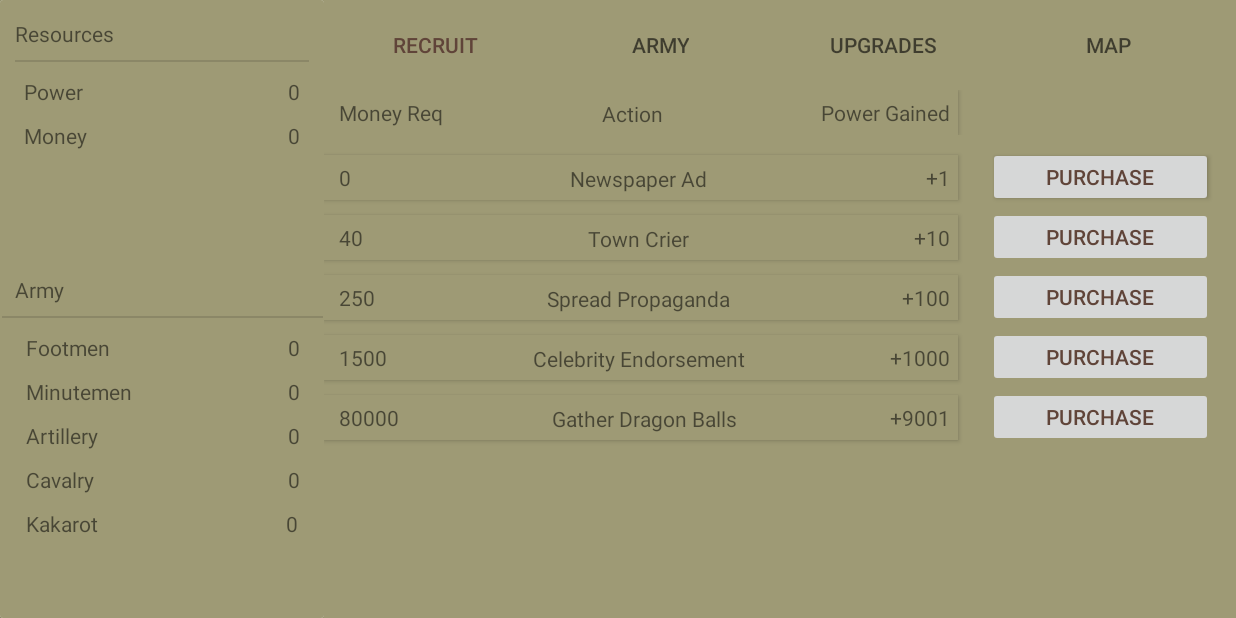
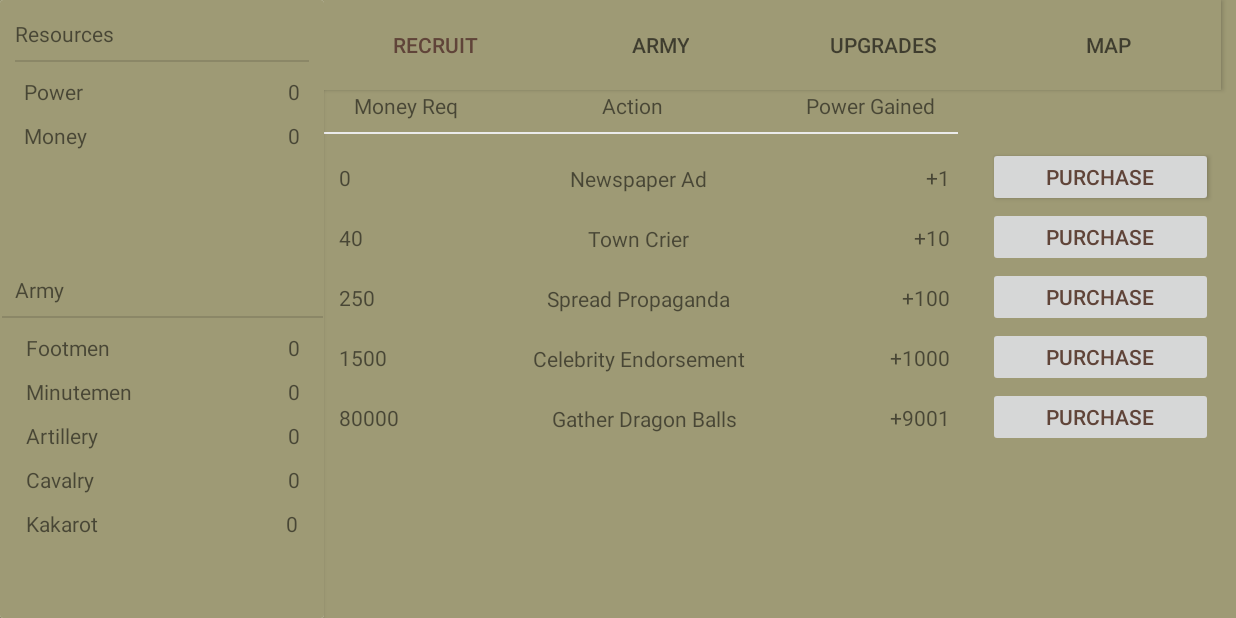
Before and after one commit to agjaeger/mobile-apps-final, an Android app: the screen it shows after launch (MainActivity), on a phone screen of 824 x 412 dp (held sideways). Run offline under Robolectric (Android 15) with nearby library versions, the light colour scheme and no system bars; libraries missing offline, so code that uses them is left out: com.snappydb; 6 statements that could not run were skipped.

Commit message:
Added border to bottom of headers

```diff
--- a/idlegame/app/src/main/java/com/ualr/idlegame/fragments/rows/ActionRowFragment.java
+++ b/idlegame/app/src/main/java/com/ualr/idlegame/fragments/rows/ActionRowFragment.java
@@ -8,6 +8,7 @@ import android.widget.Button;
 import android.widget.ProgressBar;
 import android.widget.TextView;
 
+import androidx.core.content.ContextCompat;
 import androidx.fragment.app.Fragment;
 
 import com.ualr.idlegame.R;
@@ -16,6 +17,8 @@ import com.ualr.idlegame.fragments.interfaces.OnProgressViewHolder;
 
 public class ActionRowFragment extends Fragment {
     private ActionRowFragmentViewHolder viewHolder;
+    private boolean bottomBorder = false;
+    private int topMargin = 0;
 
     @Override
     public View onCreateView(LayoutInflater inflater, ViewGroup container, Bundle savedInstanceState) {
@@ -31,6 +34,20 @@ public class ActionRowFragment extends Fragment {
         viewHolder.leftTextLabel.setText(getArguments().getString("leftLabel"));
         viewHolder.centerTextLabel.setText(getArguments().getString("centerLabel"));
         viewHolder.rightTextLabel.setText(getArguments().getString("rightLabel"));
+
+        if (bottomBorder) {
+            viewHolder.cardParent.setBackground(ContextCompat.getDrawable(getContext(), R.drawable.bottom_borderline));
+        }
+
+        viewHolder.cardParent.requestLayout();
+    }
+
+    public void setBottomBorder () {
+        if (viewHolder == null) {
+            bottomBorder = true;
+        } else {
+            viewHolder.cardParent.setBackground(ContextCompat.getDrawable(getContext(), R.drawable.bottom_borderline));
+        }
     }
 
     public String getLeftTextLabel () {
@@ -49,11 +66,14 @@ public class ActionRowFragment extends Fragment {
         public TextView leftTextLabel;
         public TextView centerTextLabel;
         public TextView rightTextLabel;
+        public View cardParent;
 
         public ActionRowFragmentViewHolder (View view) {
             leftTextLabel = view.findViewById(R.id.leftTextView);
             centerTextLabel = view.findViewById(R.id.centerTextView);
             rightTextLabel = view.findViewById(R.id.rightTextView);
+
+            cardParent = view.findViewById(R.id.cardParent);
         }
     }
 }
--- a/idlegame/app/src/main/java/com/ualr/idlegame/fragments/tabs/ArmyTabFragment.java
+++ b/idlegame/app/src/main/java/com/ualr/idlegame/fragments/tabs/ArmyTabFragment.java
@@ -180,6 +180,7 @@ public class ArmyTabFragment extends Fragment implements TabFragment {
 
             ActionRowFragment ahf = new ActionRowFragment();
             ahf.setArguments(bundle);
+            ahf.setBottomBorder();
 
             return ahf;
         }
--- a/idlegame/app/src/main/java/com/ualr/idlegame/fragments/tabs/MapTabFragment.java
+++ b/idlegame/app/src/main/java/com/ualr/idlegame/fragments/tabs/MapTabFragment.java
@@ -74,8 +74,10 @@ public class MapTabFragment extends Fragment implements TabFragment {
     }
 
     public void tryUnlockAll (int powerEarned) {
-        for (Map.Entry<String, NationCardViewHolder> nation : viewHolder.nations.entrySet()) {
-            unlockableNations.put(nation.getKey(), powerEarned > nation.getValue().cost);
+        if (viewHolder != null) {
+            for (Map.Entry<String, NationCardViewHolder> nation : viewHolder.nations.entrySet()) {
+                unlockableNations.put(nation.getKey(), powerEarned > nation.getValue().cost);
+            }
         }
     }
 
--- a/idlegame/app/src/main/java/com/ualr/idlegame/fragments/tabs/RecruitTabFragment.java
+++ b/idlegame/app/src/main/java/com/ualr/idlegame/fragments/tabs/RecruitTabFragment.java
@@ -164,6 +164,7 @@ public class RecruitTabFragment extends Fragment implements TabFragment {
 
             ActionRowFragment ahf = new ActionRowFragment();
             ahf.setArguments(bundle);
+            ahf.setBottomBorder();
 
             return ahf;
         }
--- a/idlegame/app/src/main/java/com/ualr/idlegame/fragments/tabs/UpgradesTabFragment.java
+++ b/idlegame/app/src/main/java/com/ualr/idlegame/fragments/tabs/UpgradesTabFragment.java
@@ -133,6 +133,7 @@ public class UpgradesTabFragment extends Fragment implements TabFragment {
 
             ActionRowFragment ahf = new ActionRowFragment();
             ahf.setArguments(bundle);
+            ahf.setBottomBorder();
 
             return ahf;
         }
--- /dev/null
+++ b/idlegame/app/src/main/res/drawable/bottom_borderline.xml
@@ -0,0 +1,23 @@
+<?xml version="1.0" encoding="utf-8"?>
+<layer-list xmlns:android="http://schemas.android.com/apk/res/android" >
+    <item
+        android:bottom="1dp"
+        android:left="-2dp"
+        android:right="-2dp"
+        android:top="-2dp">
+
+        <shape android:shape="rectangle" >
+            <stroke
+                android:width="1dp"
+                android:color="#FF000000" />
+
+            <solid android:color="@android:color/transparent" />
+
+            <padding android:left="10dp"
+                android:right="10dp"
+                android:top="0dp"
+                android:bottom="10dp" />
+        </shape>
+    </item>
+
+</layer-list>
--- a/idlegame/app/src/main/res/layout/actionrow_fragment.xml
+++ b/idlegame/app/src/main/res/layout/actionrow_fragment.xml
@@ -2,18 +2,20 @@
 <androidx.constraintlayout.widget.ConstraintLayout xmlns:android="http://schemas.android.com/apk/res/android"
     xmlns:app="http://schemas.android.com/apk/res-auto"
     xmlns:tools="http://schemas.android.com/tools"
-    android:id="@+id/constraintLayout"
+    android:id="@+id/rowRoot"
     android:layout_width="match_parent"
     android:layout_height="wrap_content"
     android:orientation="vertical">
 
     <androidx.cardview.widget.CardView
-        android:id="@+id/cardView"
+        android:id="@+id/cardParent"
         android:layout_width="0dp"
         android:layout_height="30dp"
         android:layout_marginEnd="20dp"
         android:backgroundTint="#EBEBEB"
         app:cardCornerRadius="0dp"
+        app:cardElevation="0dp"
+        app:cardMaxElevation="0dp"
         app:cardPreventCornerOverlap="false"
         app:layout_constraintBottom_toBottomOf="parent"
         app:layout_constraintEnd_toStartOf="@+id/right_action_container"
@@ -29,6 +31,7 @@
                 android:layout_width="wrap_content"
                 android:layout_height="wrap_content"
                 android:layout_marginStart="10dp"
+                android:text="test"
                 app:layout_constraintBottom_toBottomOf="parent"
                 app:layout_constraintStart_toStartOf="parent"
                 app:layout_constraintTop_toTopOf="parent" />
@@ -37,6 +40,7 @@
                 android:id="@+id/centerTextView"
                 android:layout_width="wrap_content"
                 android:layout_height="wrap_content"
+                android:text="test"
                 app:layout_constraintBottom_toBottomOf="parent"
                 app:layout_constraintEnd_toStartOf="@+id/rightTextView"
                 app:layout_constraintStart_toEndOf="@+id/leftTextView"
@@ -48,6 +52,7 @@
                 android:layout_width="wrap_content"
                 android:layout_height="wrap_content"
                 android:layout_marginEnd="5dp"
+                android:text="test"
                 app:layout_constraintBottom_toBottomOf="parent"
                 app:layout_constraintEnd_toEndOf="parent"
                 app:layout_constraintTop_toTopOf="parent" />
--- a/idlegame/app/src/main/res/layout/activity_main.xml
+++ b/idlegame/app/src/main/res/layout/activity_main.xml
@@ -20,6 +20,7 @@
         android:id="@+id/tablayout_parent"
         android:layout_width="0dp"
         android:layout_height="60dp"
+        android:elevation="2dp"
         app:layout_constraintEnd_toEndOf="@+id/viewPager"
         app:layout_constraintStart_toEndOf="@+id/resourcepane_placeholder"
         app:layout_constraintTop_toTopOf="parent"
@@ -29,6 +30,7 @@
         android:id="@+id/resourcepane_placeholder"
         android:layout_width="216dp"
         android:layout_height="match_parent"
+        android:elevation="2dp"
         app:layout_constraintBottom_toBottomOf="parent"
         app:layout_constraintStart_toStartOf="parent"
         app:layout_constraintTop_toTopOf="parent">
--- a/idlegame/app/src/main/res/layout/tab_map_fragment.xml
+++ b/idlegame/app/src/main/res/layout/tab_map_fragment.xml
@@ -2,7 +2,7 @@
 <androidx.constraintlayout.widget.ConstraintLayout xmlns:android="http://schemas.android.com/apk/res/android"
     xmlns:app="http://schemas.android.com/apk/res-auto"
     xmlns:tools="http://schemas.android.com/tools"
-    android:id="@+id/constraintLayout"
+    android:id="@+id/rowRoot"
     android:layout_width="match_parent"
     android:layout_height="match_parent"
     android:background="#FFF5F5F5"
@@ -52,6 +52,7 @@
         android:backgroundTint="#00FFFFFF"
         android:backgroundTintMode="src_over"
         app:cardBackgroundColor="#00FFFFFF"
+        app:cardElevation="0dp"
         app:layout_constraintStart_toStartOf="@+id/map"
         app:layout_constraintTop_toTopOf="@+id/map">
 
@@ -107,6 +108,7 @@
         android:backgroundTint="#00FFFFFF"
         android:backgroundTintMode="src_over"
         app:cardBackgroundColor="#00FFFFFF"
+        app:cardElevation="0dp"
         app:layout_constraintStart_toStartOf="@+id/map"
         app:layout_constraintTop_toTopOf="@+id/map">
 
@@ -159,6 +161,7 @@
         android:backgroundTint="#00FFFFFF"
         android:backgroundTintMode="src_over"
         app:cardBackgroundColor="#00FFFFFF"
+        app:cardElevation="0dp"
         app:layout_constraintStart_toStartOf="@+id/map"
         app:layout_constraintTop_toTopOf="@+id/map">
 
--- a/idlegame/app/src/main/res/layout/upgraderow_fragment.xml
+++ b/idlegame/app/src/main/res/layout/upgraderow_fragment.xml
@@ -2,13 +2,13 @@
 <androidx.constraintlayout.widget.ConstraintLayout xmlns:android="http://schemas.android.com/apk/res/android"
     xmlns:app="http://schemas.android.com/apk/res-auto"
     xmlns:tools="http://schemas.android.com/tools"
-    android:id="@+id/constraintLayout"
+    android:id="@+id/rowRoot"
     android:orientation="vertical"
     android:layout_width="match_parent"
     android:layout_height="wrap_content">
 
     <androidx.cardview.widget.CardView
-        android:id="@+id/cardView"
+        android:id="@+id/cardParent"
         android:layout_width="0dp"
         android:layout_height="30dp"
         android:layout_marginEnd="20dp"
--- a/idlegame/app/src/main/res/values/colors.xml
+++ b/idlegame/app/src/main/res/values/colors.xml
@@ -5,4 +5,5 @@
     <color name="colorPrimaryDark">	#1c222e</color>
     <color name="colorAccent">#9e9a75</color>
     <color name="textColorPrimary">#604439</color>
+    <color name="transparent">@android:color/transparent</color>
 </resources>
```
